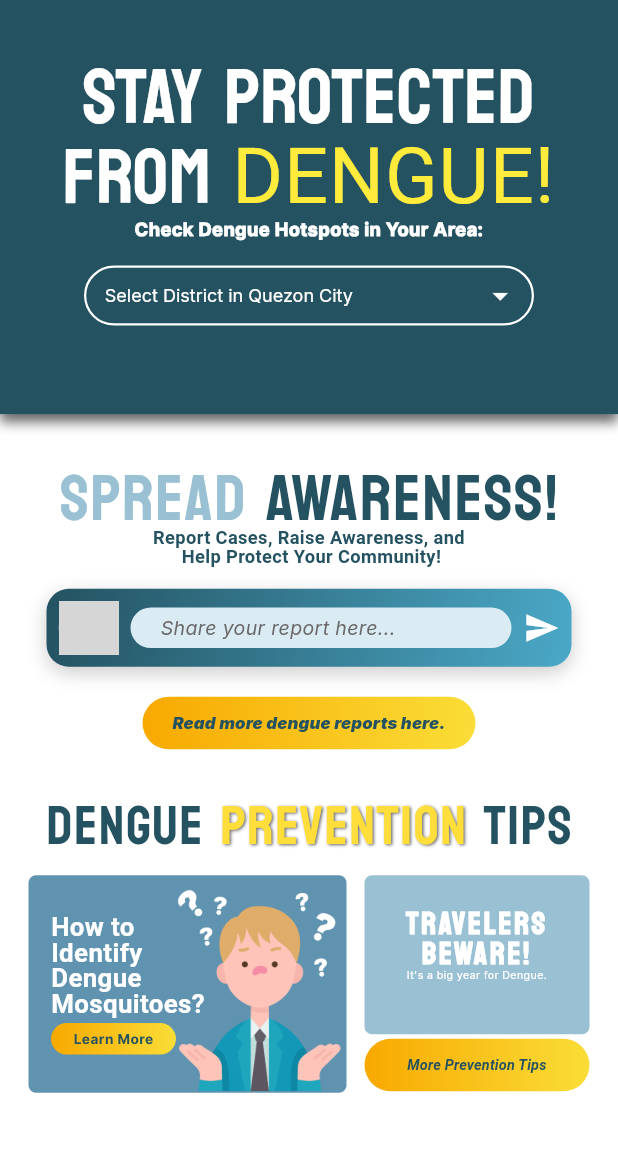
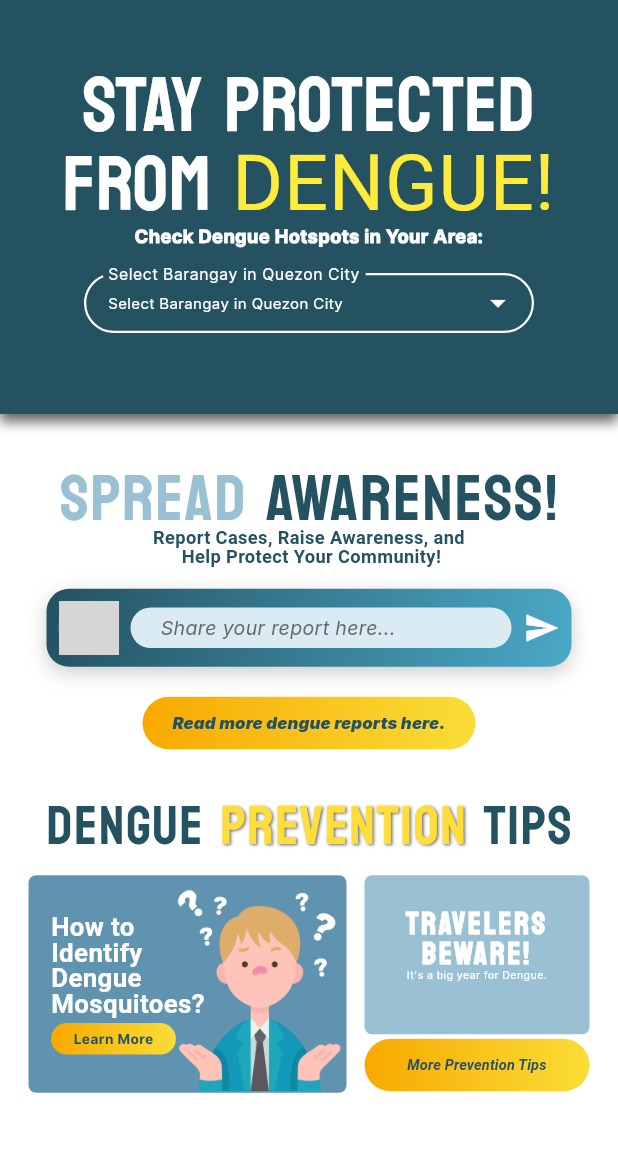
Before and after one commit to tyrelcruz/Dengue-Hotspot-Mapping, a Flutter app: the HomeScreen screen opened by its route, on a phone screen of 412 x 824 dp, the part 84-1236 px from its top. Run offline on Flutter 3.47's test engine with Material 3 defaults, Android fonts, the phone set to English and light mode, and no system bars; drawn by our look-alikes of dropdown_search; our stand-ins replace another_flushbar, auto_size_text, cached_network_image, firebase_auth, firebase_core, flutter_screenutil and 12 more; missing offline and left inert: webview_flutter_android, webview_flutter_wkwebview; accounts and stored records are empty; network calls fail; Roboto replaces fonts that are missing (Inter-Bold, Inter-Regular); project files that could hold a hidden picture were left out; grey boxes are pictures that could not be loaded.

Commit message:
Barangay Fix

```diff
--- a/buzzmap/lib/pages/home_screen.dart
+++ b/buzzmap/lib/pages/home_screen.dart
@@ -10,6 +10,152 @@ import 'package:buzzmap/tips/id_mosquito.dart';
 import 'package:latlong2/latlong.dart';
 import 'package:buzzmap/services/alert_service.dart';
 import 'package:buzzmap/widgets/global_alert_overlay.dart';
+import 'package:dropdown_search/dropdown_search.dart';
+
+// Map of districts to their barangays
+final Map<String, List<String>> districtData = {
+  'District 1': [
+    'Alicia',
+    'Bagong Silangan',
+    'Batasan Hills',
+    'Commonwealth',
+    'Holy Spirit',
+    'Immaculate Concepcion',
+    'Payatas',
+    'San Antonio',
+    'San Bartolome',
+    'San Isidro',
+    'San Jose',
+    'San Roque',
+    'Santa Cruz',
+    'Santa Lucia',
+    'Santa Monica',
+    'Sto. Cristo',
+    'Sto. Niño',
+    'Villa Maria Clara'
+  ],
+  'District 2': [
+    'Bagong Silangan',
+    'Batasan Hills',
+    'Commonwealth',
+    'Holy Spirit',
+    'Immaculate Concepcion',
+    'Payatas',
+    'San Antonio',
+    'San Bartolome',
+    'San Isidro',
+    'San Jose',
+    'San Roque',
+    'Santa Cruz',
+    'Santa Lucia',
+    'Santa Monica',
+    'Sto. Cristo',
+    'Sto. Niño',
+    'Villa Maria Clara'
+  ],
+  'District 3': [
+    'Alicia',
+    'Bagong Silangan',
+    'Batasan Hills',
+    'Commonwealth',
+    'Holy Spirit',
+    'Immaculate Concepcion',
+    'Payatas',
+    'San Antonio',
+    'San Bartolome',
+    'San Isidro',
+    'San Jose',
+    'San Roque',
+    'Santa Cruz',
+    'Santa Lucia',
+    'Santa Monica',
+    'Sto. Cristo',
+    'Sto. Niño',
+    'Villa Maria Clara'
+  ],
+  'District 4': [
+    'Alicia',
+    'Bagong Silangan',
+    'Batasan Hills',
+    'Commonwealth',
+    'Holy Spirit',
+    'Immaculate Concepcion',
+    'Payatas',
+    'San Antonio',
+    'San Bartolome',
+    'San Isidro',
+    'San Jose',
+    'San Roque',
+    'Santa Cruz',
+    'Santa Lucia',
+    'Santa Monica',
+    'Sto. Cristo',
+    'Sto. Niño',
+    'Villa Maria Clara'
+  ],
+  'District 5': [
+    'Alicia',
+    'Bagong Silangan',
+    'Batasan Hills',
+    'Commonwealth',
+    'Holy Spirit',
+    'Immaculate Concepcion',
+    'Payatas',
+    'San Antonio',
+    'San Bartolome',
+    'San Isidro',
+    'San Jose',
+    'San Roque',
+    'Santa Cruz',
+    'Santa Lucia',
+    'Santa Monica',
+    'Sto. Cristo',
+    'Sto. Niño',
+    'Villa Maria Clara'
+  ],
+  'District 6': [
+    'Alicia',
+    'Bagong Silangan',
+    'Batasan Hills',
+    'Commonwealth',
+    'Holy Spirit',
+    'Immaculate Concepcion',
+    'Payatas',
+    'San Antonio',
+    'San Bartolome',
+    'San Isidro',
+    'San Jose',
+    'San Roque',
+    'Santa Cruz',
+    'Santa Lucia',
+    'Santa Monica',
+    'Sto. Cristo',
+    'Sto. Niño',
+    'Villa Maria Clara'
+  ]
+};
+
+// Map of barangays to their coordinates
+final Map<String, LatLng> locationData = {
+  'Alicia': LatLng(14.6760, 121.0437),
+  'Bagong Silangan': LatLng(14.6760, 121.0437),
+  'Batasan Hills': LatLng(14.6760, 121.0437),
+  'Commonwealth': LatLng(14.6760, 121.0437),
+  'Holy Spirit': LatLng(14.6760, 121.0437),
+  'Immaculate Concepcion': LatLng(14.6760, 121.0437),
+  'Payatas': LatLng(14.6760, 121.0437),
+  'San Antonio': LatLng(14.6760, 121.0437),
+  'San Bartolome': LatLng(14.6760, 121.0437),
+  'San Isidro': LatLng(14.6760, 121.0437),
+  'San Jose': LatLng(14.6760, 121.0437),
+  'San Roque': LatLng(14.6760, 121.0437),
+  'Santa Cruz': LatLng(14.6760, 121.0437),
+  'Santa Lucia': LatLng(14.6760, 121.0437),
+  'Santa Monica': LatLng(14.6760, 121.0437),
+  'Sto. Cristo': LatLng(14.6760, 121.0437),
+  'Sto. Niño': LatLng(14.6760, 121.0437),
+  'Villa Maria Clara': LatLng(14.6760, 121.0437),
+};
 
 class HomeScreen extends StatefulWidget {
   const HomeScreen({super.key});
@@ -19,7 +165,6 @@ class HomeScreen extends StatefulWidget {
 }
 
 class _HomeScreenState extends State<HomeScreen> {
-  String? selectedDistrict;
   String? selectedBarangay;
 
   @override
@@ -459,162 +604,91 @@ class _HomeScreenState extends State<HomeScreen> {
   }
 
   Widget _buildLocationSelector(BuildContext context, ColorScheme colorScheme) {
-    final districtData = {
-      'District I': [
-        'Bahay Toro',
-        'Balingasa',
-        'Damar',
-        'Katipunan',
-        'Mariblo'
-      ],
-      'District II': ['Baesa', 'Balumbato', 'Sangandaan', 'Unang Sigaw'],
-      'District III': [
-        'Amihan',
-        'Bagbag',
-        'Claro',
-        'Masambong',
-        'San Isidro Labrador'
-      ],
-      'District IV': ['Bagong Lipunan', 'Dona Josefa', 'Mariblo', 'San Jose'],
-      'District V': ['Bagong Silangan', 'Commonwealth', 'Fairview', 'Payatas'],
-      'District VI': [
-        'Batasan Hills',
-        'Holy Spirit',
-        'Matandang Balara',
-        'Pasong Tamo'
-      ],
-    };
-
-    final locationData = {
-      'Bahay Toro': LatLng(14.6572, 121.0214), // Verify coordinates
-      'Balingasa': LatLng(14.6482, 120.9978), // Verify coordinates
-      'Damar': LatLng(14.6523, 121.0112), // Verify coordinates
-      'Katipunan': LatLng(14.6392, 121.0744), // Verify coordinates
-      'Mariblo': LatLng(14.6581, 121.0045), // Verify coordinates
-      'Baesa': LatLng(14.6743, 121.0131), // Verify coordinates
-      'Balumbato': LatLng(14.6760, 121.0437), // Verify coordinates
-      'Sangandaan': LatLng(14.6556, 121.0053), // Verify coordinates
-      'Unang Sigaw': LatLng(14.6611, 121.0172), // Verify coordinates
-      'Amihan': LatLng(14.6467, 121.0491), // Verify coordinates
-      'Bagbag': LatLng(14.7000, 121.0500), // Verify coordinates
-      'Claro': LatLng(14.6512, 121.0367), // Verify coordinates
-      'Masambong': LatLng(14.6461, 121.0133), // Verify coordinates
-      'San Isidro Labrador': LatLng(14.6437, 121.0231), // Verify coordinates
-      'Bagong Lipunan': LatLng(14.6386, 121.0376), // Verify coordinates
-      'Dona Josefa': LatLng(14.6413, 121.0416), // Verify coordinates
-      'San Jose': LatLng(14.6288, 121.0343), // Verify coordinates
-      'Bagong Silangan': LatLng(14.6731, 121.1067), // Verify coordinates
-      'Commonwealth': LatLng(14.6903, 121.0819), // Verify coordinates
-      'Fairview': LatLng(14.6300, 121.0400), // Verify coordinates
-      'Payatas': LatLng(14.7015, 121.0965), // Verify coordinates
-      'Batasan Hills': LatLng(14.6831, 121.0912), // Verify coordinates
-      'Holy Spirit': LatLng(14.6694, 121.0777), // Verify coordinates
-      'Matandang Balara': LatLng(14.6574, 121.0823), // Verify coordinates
-      'Pasong Tamo': LatLng(14.6499, 121.0693), // Verify coordinates
-    };
-
     return Padding(
       padding: const EdgeInsets.symmetric(vertical: 8, horizontal: 30.0),
       child: Column(
         mainAxisSize: MainAxisSize.min,
         children: [
-          // District Dropdown
           Container(
             width: 300,
+            child: _buildBarangayDropdown(context),
+          ),
+        ],
+      ),
+    );
+  }
+
+  Widget _buildBarangayDropdown(BuildContext context) {
+    // Get all unique barangays from all districts
+    final allBarangays = districtData.values
+        .expand((barangays) => barangays)
+        .toSet()
+        .toList()
+      ..sort();
+
+    return SizedBox(
+      width: 300,
       height: 40,
-            margin: const EdgeInsets.only(bottom: 10),
-            padding: const EdgeInsets.symmetric(horizontal: 9),
-            decoration: BoxDecoration(
-              color: Colors.transparent,
+      child: DropdownSearch<String>(
+        items: allBarangays,
+        selectedItem: selectedBarangay,
+        dropdownDecoratorProps: DropDownDecoratorProps(
+          dropdownSearchDecoration: InputDecoration(
+            labelText: "Select Barangay in Quezon City",
+            labelStyle: const TextStyle(color: Colors.white, fontSize: 14),
+            contentPadding:
+                const EdgeInsets.symmetric(horizontal: 12, vertical: 4),
+            border: OutlineInputBorder(
               borderRadius: BorderRadius.circular(40),
-              border: Border.all(color: Colors.white, width: 1.5),
+              borderSide: const BorderSide(color: Colors.white, width: 1.5),
             ),
-            child: DropdownButtonHideUnderline(
-              child: DropdownButton<String>(
-                isExpanded: true,
-                dropdownColor: const Color.fromRGBO(36, 82, 97, 1),
-                icon: const Icon(Icons.arrow_drop_down, color: Colors.white),
-                iconSize: 24,
-                style: const TextStyle(
-                    fontSize: 14, color: Colors.white, fontFamily: 'Inter'),
-                value: selectedDistrict,
-                items: districtData.keys.map((String district) {
-                  return DropdownMenuItem<String>(
-                    value: district,
-                    child: Text(district),
-                  );
-                }).toList(),
-                onChanged: (newDistrict) {
-                  setState(() {
-                    selectedDistrict = newDistrict;
-                    selectedBarangay = null;
-                  });
-                },
-                hint: const Text(
-                  ' Select District in Quezon City',
-                  style: TextStyle(
-                      fontSize: 12, color: Colors.white, fontFamily: 'Inter'),
+            enabledBorder: OutlineInputBorder(
+              borderRadius: BorderRadius.circular(40),
+              borderSide: const BorderSide(color: Colors.white, width: 1.5),
             ),
           ),
         ),
+        popupProps: const PopupProps.menu(
+          showSearchBox: true,
+          searchFieldProps: TextFieldProps(
+            style: TextStyle(fontSize: 12),
+            decoration: InputDecoration(
+              hintText: "Search barangay...",
+              contentPadding: EdgeInsets.symmetric(horizontal: 12),
             ),
-
-          // Barangay Dropdown
-          if (selectedDistrict != null)
-            Container(
-              width: 300,
-              height: 40,
-              padding: const EdgeInsets.symmetric(horizontal: 9),
-              decoration: BoxDecoration(
-                color: Colors.transparent,
-                borderRadius: BorderRadius.circular(40),
-                border: Border.all(color: Colors.white, width: 1.5),
           ),
-              child: DropdownButtonHideUnderline(
-                child: DropdownButton<String>(
-                  isExpanded: true,
-                  dropdownColor: const Color.fromRGBO(36, 82, 97, 1),
-                  icon: const Icon(Icons.arrow_drop_down, color: Colors.white),
-                  iconSize: 24,
-                  style: const TextStyle(
-                      fontSize: 14, color: Colors.white, fontFamily: 'Inter'),
-                  value: selectedBarangay,
-                  items: districtData[selectedDistrict]?.map((String barangay) {
-                        return DropdownMenuItem<String>(
-                          value: barangay,
-                          child: Text(barangay),
-                        );
-                      }).toList() ??
-                      [],
-                  onChanged: (newBarangay) {
-                    if (newBarangay != null) {
-                      final coordinates = locationData[newBarangay];
+        ),
+        dropdownButtonProps: const DropdownButtonProps(
+          icon: Icon(Icons.arrow_drop_down, color: Colors.white),
+        ),
+        onChanged: (value) {
+          setState(() {
+            selectedBarangay = value;
+            if (value != null) {
+              final coordinates = locationData[value];
               if (coordinates != null) {
                 Navigator.push(
                   context,
                   MaterialPageRoute(
                     builder: (context) => LocationDetailsScreen(
-                              location: newBarangay,
-                              streetName:
-                                  newBarangay, // 🔥 just pass barangay as placeholder street
+                      location: value,
+                      streetName: value,
                       latitude: coordinates.latitude,
                       longitude: coordinates.longitude,
-                              district: selectedDistrict,
+                      district: null,
                     ),
                   ),
                 );
               }
             }
+          });
         },
-                  hint: const Text(
-                    ' Select Barangay',
-                    style: TextStyle(
-                        fontSize: 12, color: Colors.white, fontFamily: 'Inter'),
-                  ),
-                ),
-              ),
-            ),
-        ],
+        dropdownBuilder: (context, selectedItem) {
+          return Text(
+            selectedItem ?? 'Select Barangay in Quezon City',
+            style: const TextStyle(color: Colors.white, fontSize: 10),
+          );
+        },
       ),
     );
   }
```
Lines whose indentation alone changed are shown as unchanged.
